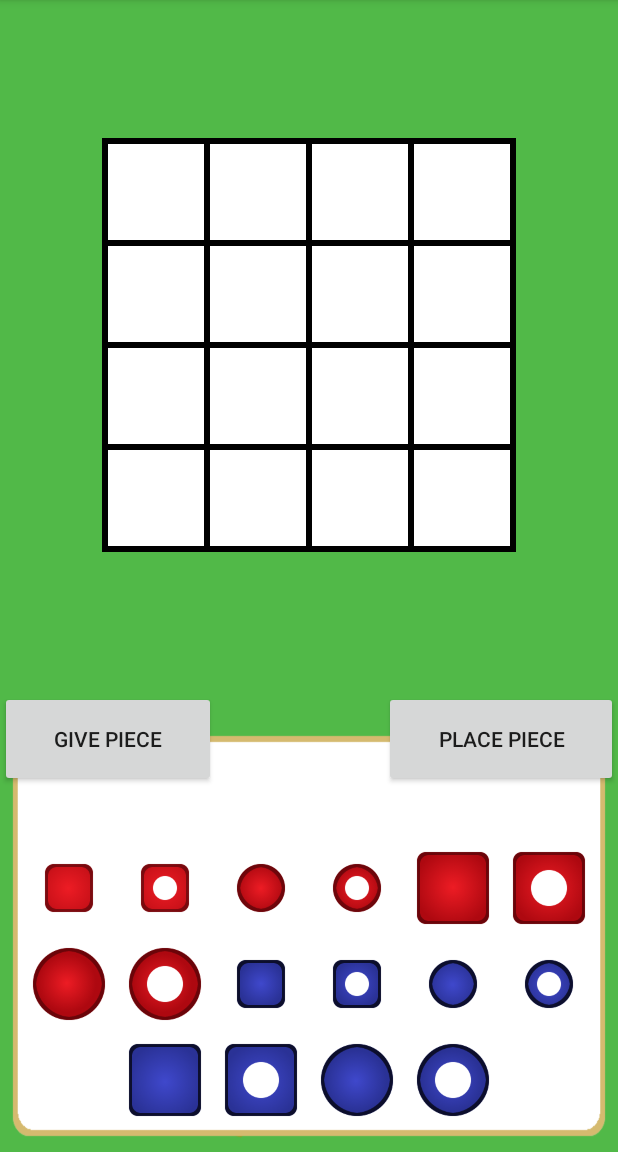
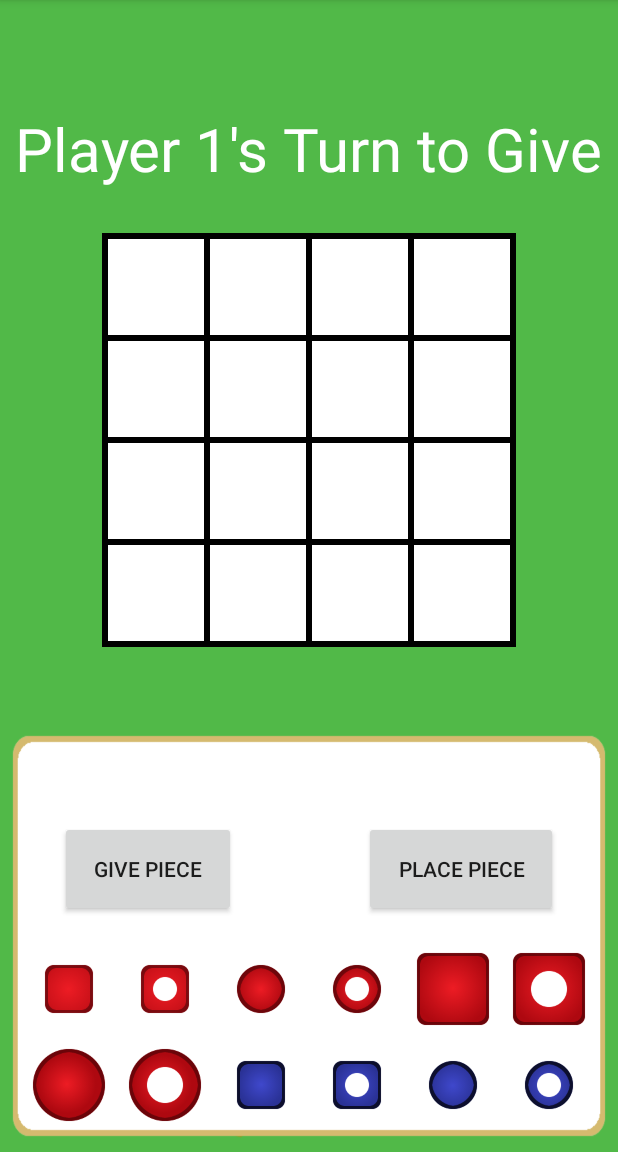
Before and after one commit to jeco42/Quarto, an Android app: the GameActivity screen opened directly, with no data from a screen before it, on a phone screen of 412 x 824 dp, the part 84-1236 px from its top. Run offline under Robolectric (Android 15) with nearby library versions, the phone set to English and light mode, and no system bars.

Commit message:
Fixed bug where game can get stuck when playing vs ai.... attempted to tweak layout a bit but layout still looks wrong on many screen sizes.

```diff
--- a/app/build.gradle
+++ b/app/build.gradle
@@ -11,6 +11,14 @@ android {
         versionCode 1
         versionName "1.0"
     }
+    signingConfigs{
+        release {
+            storeFile file("quartokey.keystore")
+            storePassword "qwerty91"
+            keyAlias "QuartoKey"
+            keyPassword "qwerty91"
+        }
+    }
     buildTypes {
         release {
             minifyEnabled false
--- a/app/src/main/java/com/weebley/jeco42/quarto/GameActivity.java
+++ b/app/src/main/java/com/weebley/jeco42/quarto/GameActivity.java
@@ -274,7 +274,7 @@ public class GameActivity extends ActionBarActivity {
             }
             turn = ++turn % 4;
         }
-        else if(mGameMode==1){
+        else{
             if(turn % 4 == 0){
                 enablePieceSelection();
                 Log.d("GAME_LOGIC", "insde ==0: "+turn);
@@ -293,6 +293,7 @@ public class GameActivity extends ActionBarActivity {
                 hidePiece();
                 showSelection();
                 enableBoardPlacement();
+                mTurnView.setText(mTurnMessages[3]);
             }
             else{
                 enableBoardPlacement();
@@ -300,6 +301,7 @@ public class GameActivity extends ActionBarActivity {
                 turn = ++turn%4;
             }
         }
+
         Log.d("GAME_LOGIC", "Turn: "+turn);
     }
 
--- a/app/src/main/java/com/weebley/jeco42/quarto/gameLogic.java
+++ b/app/src/main/java/com/weebley/jeco42/quarto/gameLogic.java
@@ -147,7 +147,7 @@ public class gameLogic {
         found = false;
         while(!found) {
             toGive = rng.nextInt(16);
-            if(played[toGive]==false){
+            if(played[toGive]==false && toGive != piece){
                 ret[2] = toGive;
                 found = true;
             }
--- a/app/src/main/res/layout/activity_game.xml
+++ b/app/src/main/res/layout/activity_game.xml
@@ -1,17 +1,33 @@
 <?xml version="1.0" encoding="utf-8"?>
-<LinearLayout xmlns:android="http://schemas.android.com/apk/res/android"
+<RelativeLayout xmlns:android="http://schemas.android.com/apk/res/android"
               android:layout_width="match_parent"
               android:layout_height="match_parent"
               android:orientation="vertical"
     android:background="@drawable/gamebg"
     android:scaleType="fitXY">
 
+    <TextView
+        android:layout_width="wrap_content"
+        android:layout_height="wrap_content"
+        android:text="@string/turn"
+        android:id="@+id/turn"
+        android:layout_gravity="center_horizontal"
+        android:textColor="#ffffffff"
+        android:layout_marginTop="72dp"
+        android:textSize="40sp"
+        android:layout_alignParentTop="true"
+        android:layout_centerHorizontal="true"/>
+
     <RelativeLayout
         android:layout_width="match_parent"
         android:layout_height="wrap_content"
         android:layout_gravity="center"
         android:gravity="center_vertical"
-        android:layout_weight="1">
+        android:layout_alignParentLeft="true"
+        android:layout_marginLeft="0dp"
+        android:layout_alignParentTop="true"
+        android:layout_marginTop="155dp"
+        android:id="@+id/relativeLayout">
 
         <LinearLayout
             android:orientation="horizontal"
@@ -405,14 +421,19 @@
         android:layout_width="match_parent"
         android:layout_height="wrap_content"
         android:id="@+id/middle"
-        android:focusableInTouchMode="false">
+        android:focusableInTouchMode="false"
+        android:layout_marginTop="116dp"
+        android:layout_below="@+id/relativeLayout"
+        android:layout_alignParentLeft="true"
+        android:layout_alignParentStart="true">
 
         <Button
             android:layout_width="wrap_content"
             android:layout_height="match_parent"
             android:text="@string/give"
             android:id="@+id/give_button"
-            android:layout_weight="1"/>
+            android:layout_weight="1"
+            android:layout_marginLeft="40dp"/>
 
         <ImageView
             android:layout_width="64dp"
@@ -426,24 +447,20 @@
             android:layout_height="match_parent"
             android:text="@string/place"
             android:id="@+id/place_button"
-            android:layout_weight="1"/>
+            android:layout_weight="1"
+            android:layout_marginRight="40dp"/>
 
     </LinearLayout>
-
-    <TextView
-        android:layout_width="wrap_content"
-        android:layout_height="wrap_content"
-        android:text="@string/turn"
-        android:id="@+id/turn"
-        android:layout_gravity="center_horizontal"
-        android:textColor="#ffffffff" />
 
     <LinearLayout
         android:layout_width="match_parent"
         android:layout_height="wrap_content"
         android:orientation="vertical"
         android:paddingBottom="16dp"
-        android:paddingTop="16dp">
+        android:paddingTop="16dp"
+        android:layout_below="@+id/middle"
+        android:layout_alignParentLeft="true"
+        android:layout_alignParentStart="true">
 
         <LinearLayout
             android:layout_width="match_parent"
@@ -567,4 +584,4 @@
 
     </LinearLayout>
 
-</LinearLayout>
+</RelativeLayout>
--- a/app/src/main/res/layout/activity_results.xml
+++ b/app/src/main/res/layout/activity_results.xml
@@ -436,7 +436,6 @@
             android:layout_height="wrap_content"
             android:text="@string/previous"
             android:id="@+id/prev"
-            android:layout_gravity="center"
             android:textSize="30dp"
             android:layout_margin="20dp"/>
 
```
